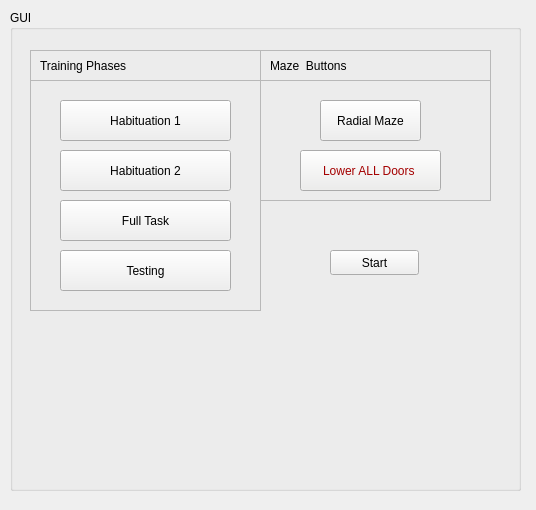
The window that src/omniroute_operation/src/radial_maze/radial_maze_interface.ui (NC4Lab/omniroute_ubuntu_ws) describes before a commit, drawn with Qt 5.
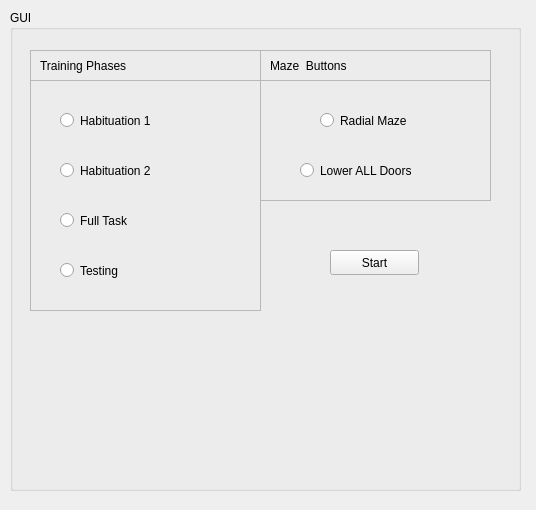
The same window after the commit.

Commit message: fixed buttons. Need to explicitly tell gantry to follow rat before giving reward

The edit to the form file:
```diff
--- a/src/omniroute_operation/src/radial_maze/radial_maze_interface.ui
+++ b/src/omniroute_operation/src/radial_maze/radial_maze_interface.ui
@@ -40,7 +40,7 @@
     <property name="frameShadow">
      <enum>QFrame::Raised</enum>
     </property>
-    <widget class="QPushButton" name="radialMazeBtn">
+    <widget class="QRadioButton" name="radialMazeBtn">
      <property name="geometry">
       <rect>
        <x>60</x>
@@ -53,7 +53,7 @@
       <string>Radial Maze</string>
      </property>
     </widget>
-    <widget class="QPushButton" name="lowerAllDoorsBtn">
+    <widget class="QRadioButton" name="lowerAllDoorsBtn">
      <property name="geometry">
       <rect>
        <x>40</x>
@@ -262,7 +262,7 @@
     <property name="frameShadow">
      <enum>QFrame::Raised</enum>
     </property>
-    <widget class="QPushButton" name="habituation2PhaseBtn">
+    <widget class="QRadioButton" name="habituation2PhaseBtn">
      <property name="enabled">
       <bool>true</bool>
      </property>
@@ -278,7 +278,7 @@
       <string>Habituation 2</string>
      </property>
     </widget>
-    <widget class="QPushButton" name="fullTaskPhaseBtn">
+    <widget class="QRadioButton" name="fullTaskPhaseBtn">
      <property name="geometry">
       <rect>
        <x>30</x>
@@ -291,7 +291,7 @@
       <string>Full Task</string>
      </property>
     </widget>
-    <widget class="QPushButton" name="habituation1PhaseBtn">
+    <widget class="QRadioButton" name="habituation1PhaseBtn">
      <property name="geometry">
       <rect>
        <x>30</x>
@@ -304,7 +304,7 @@
       <string>Habituation 1</string>
      </property>
     </widget>
-    <widget class="QPushButton" name="testingPhaseBtn">
+    <widget class="QRadioButton" name="testingPhaseBtn">
      <property name="geometry">
       <rect>
        <x>30</x>
```
The commit also changes 1 other file.
